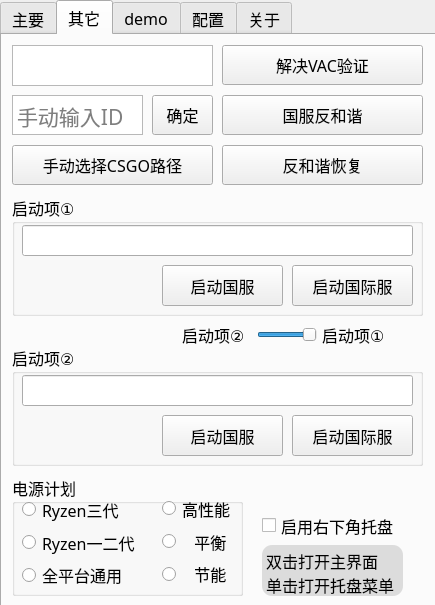
Purple-CSGO/CSGO-Toolbox-Qt, file mainwindow.ui: the form before one commit.
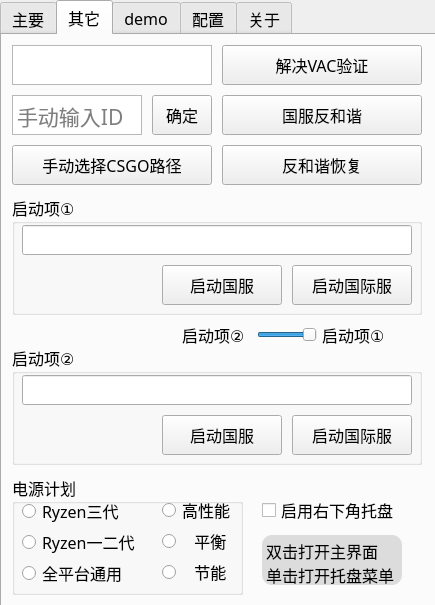
The form after the commit. The open tabs and pages were chosen to show the change.

Commit message: 生成配置信息改进，现在同时显示游戏显示设置

The edit to the form file:
```diff
--- a/mainwindow.ui
+++ b/mainwindow.ui
@@ -41,7 +41,7 @@
    <property name="maximumSize">
     <size>
      <width>435</width>
-     <height>605</height>
+     <height>900</height>
     </size>
    </property>
    <property name="font">
@@ -73,7 +73,7 @@
     <property name="maximumSize">
      <size>
       <width>440</width>
-      <height>610</height>
+      <height>900</height>
      </size>
     </property>
     <property name="font">
@@ -558,7 +558,7 @@
        <rect>
         <x>220</x>
         <y>10</y>
-        <width>201</width>
+        <width>200</width>
         <height>40</height>
        </rect>
       </property>
@@ -579,7 +579,7 @@
        <rect>
         <x>220</x>
         <y>110</y>
-        <width>201</width>
+        <width>200</width>
         <height>40</height>
        </rect>
       </property>
@@ -600,7 +600,7 @@
        <rect>
         <x>220</x>
         <y>60</y>
-        <width>201</width>
+        <width>200</width>
         <height>40</height>
        </rect>
       </property>
@@ -624,8 +624,8 @@
        <rect>
         <x>10</x>
         <y>10</y>
-        <width>201</width>
-        <height>41</height>
+        <width>200</width>
+        <height>40</height>
        </rect>
       </property>
       <property name="font">
@@ -648,7 +648,7 @@
        <rect>
         <x>150</x>
         <y>60</y>
-        <width>61</width>
+        <width>60</width>
         <height>40</height>
        </rect>
       </property>
@@ -669,7 +669,7 @@
        <rect>
         <x>10</x>
         <y>60</y>
-        <width>131</width>
+        <width>130</width>
         <height>40</height>
        </rect>
       </property>
@@ -706,7 +706,7 @@
        <rect>
         <x>10</x>
         <y>110</y>
-        <width>201</width>
+        <width>200</width>
         <height>40</height>
        </rect>
       </property>
@@ -728,7 +728,7 @@
         <x>10</x>
         <y>440</y>
         <width>231</width>
-        <height>121</height>
+        <height>120</height>
        </rect>
       </property>
       <property name="title">
@@ -744,6 +744,9 @@
         </rect>
        </property>
        <layout class="QVBoxLayout" name="cpuType">
+        <property name="spacing">
+         <number>1</number>
+        </property>
         <item>
          <widget class="QRadioButton" name="Ryzen3000">
           <property name="text">
@@ -777,6 +780,9 @@
         </rect>
        </property>
        <layout class="QVBoxLayout" name="exactPlan">
+        <property name="spacing">
+         <number>1</number>
+        </property>
         <item>
          <widget class="QRadioButton" name="high">
           <property name="layoutDirection">
@@ -815,8 +821,8 @@
        <rect>
         <x>10</x>
         <y>160</y>
-        <width>411</width>
-        <height>121</height>
+        <width>410</width>
+        <height>120</height>
        </rect>
       </property>
       <property name="title">
@@ -827,8 +833,8 @@
         <rect>
          <x>280</x>
          <y>70</y>
-         <width>121</width>
-         <height>41</height>
+         <width>120</width>
+         <height>40</height>
         </rect>
        </property>
        <property name="text">
@@ -840,8 +846,8 @@
         <rect>
          <x>10</x>
          <y>30</y>
-         <width>391</width>
-         <height>31</height>
+         <width>390</width>
+         <height>30</height>
         </rect>
        </property>
        <property name="text">
@@ -853,8 +859,8 @@
         <rect>
          <x>150</x>
          <y>70</y>
-         <width>121</width>
-         <height>41</height>
+         <width>120</width>
+         <height>40</height>
         </rect>
        </property>
        <property name="text">
@@ -867,8 +873,8 @@
        <rect>
         <x>10</x>
         <y>310</y>
-        <width>411</width>
-        <height>121</height>
+        <width>410</width>
+        <height>120</height>
        </rect>
       </property>
       <property name="title">
@@ -879,8 +885,8 @@
         <rect>
          <x>150</x>
          <y>70</y>
-         <width>121</width>
-         <height>41</height>
+         <width>120</width>
+         <height>40</height>
         </rect>
        </property>
        <property name="text">
@@ -892,8 +898,8 @@
         <rect>
          <x>10</x>
          <y>30</y>
-         <width>391</width>
-         <height>31</height>
+         <width>390</width>
+         <height>30</height>
         </rect>
        </property>
       </widget>
@@ -902,8 +908,8 @@
         <rect>
          <x>280</x>
          <y>70</y>
-         <width>121</width>
-         <height>41</height>
+         <width>120</width>
+         <height>40</height>
         </rect>
        </property>
        <property name="text">
@@ -915,9 +921,9 @@
       <property name="geometry">
        <rect>
         <x>260</x>
-        <y>470</y>
-        <width>161</width>
-        <height>41</height>
+        <y>460</y>
+        <width>160</width>
+        <height>30</height>
        </rect>
       </property>
       <property name="text">
@@ -928,9 +934,9 @@
       <property name="geometry">
        <rect>
         <x>260</x>
-        <y>510</y>
-        <width>141</width>
-        <height>51</height>
+        <y>500</y>
+        <width>140</width>
+        <height>50</height>
        </rect>
       </property>
       <property name="styleSheet">
```
Left out of the diff: 4 changed lines with no effect on the pictures. The commit also changes 2 other files.
